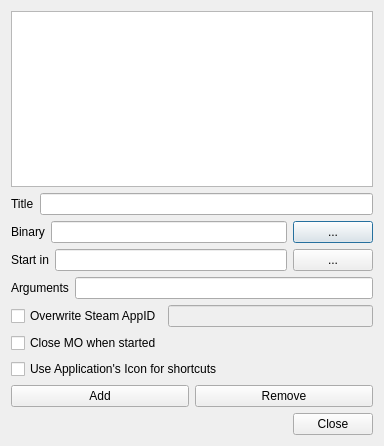
Above: modorganizer/src/editexecutablesdialog.ui from Holt59/mo2-merge before the change. Below: the same form after it.
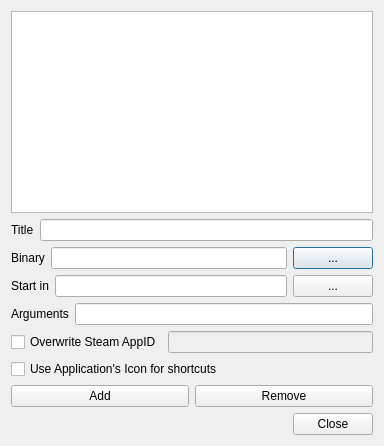
That is the form after the change. Icons and pictures are not drawn.

Commit message: [modorganizer] removed close-mo feature

```diff
--- a/modorganizer/src/editexecutablesdialog.ui
+++ b/modorganizer/src/editexecutablesdialog.ui
@@ -164,19 +164,6 @@
      </item>
     </layout>
    </item>
-   <item>
-    <widget class="QCheckBox" name="closeCheckBox">
-     <property name="toolTip">
-      <string>If checked, MO will be closed once the specified executable is run.</string>
-     </property>
-     <property name="whatsThis">
-      <string>If checked, MO will be closed once the specified executable is run.</string>
-     </property>
-     <property name="text">
-      <string>Close MO when started</string>
-     </property>
-    </widget>
-   </item>
    <item>
     <widget class="QCheckBox" name="useAppIconCheckBox">
      <property name="text">
```
Left out of the diff: 4 changed lines with no effect on the pictures. The commit also changes 7 other files.
